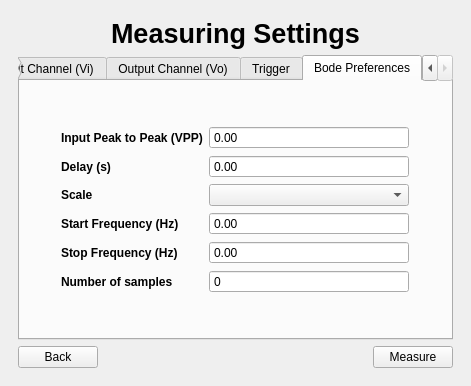
The window that app/designer/window.ui (Kammann123/lab-tool) describes before a commit, drawn with Qt 5.
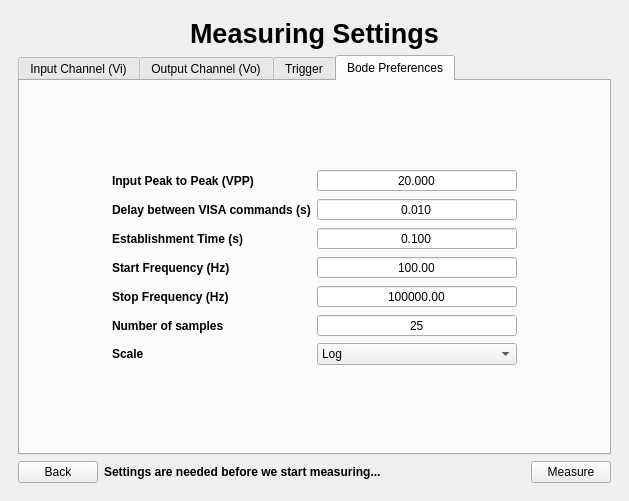
The same window after the commit. The open tabs and pages were chosen to show the change.

```diff
--- a/app/designer/window.ui
+++ b/app/designer/window.ui
@@ -6,8 +6,8 @@
    <rect>
     <x>0</x>
     <y>0</y>
-    <width>471</width>
-    <height>386</height>
+    <width>629</width>
+    <height>501</height>
    </rect>
   </property>
   <property name="windowTitle">
@@ -550,24 +550,11 @@
                   </font>
                  </property>
                  <property name="text">
-                  <string>Delay (s)</string>
+                  <string>Delay between VISA commands (s)</string>
                  </property>
                 </widget>
                </item>
-               <item row="2" column="0">
-                <widget class="QLabel" name="label_19">
-                 <property name="font">
-                  <font>
-                   <weight>75</weight>
-                   <bold>true</bold>
-                  </font>
-                 </property>
-                 <property name="text">
-                  <string>Scale</string>
-                 </property>
-                </widget>
-               </item>
-               <item row="3" column="0">
+               <item row="4" column="0">
                 <widget class="QLabel" name="label_20">
                  <property name="font">
                   <font>
@@ -580,7 +567,7 @@
                  </property>
                 </widget>
                </item>
-               <item row="4" column="0">
+               <item row="5" column="0">
                 <widget class="QLabel" name="label_21">
                  <property name="font">
                   <font>
@@ -593,7 +580,7 @@
                  </property>
                 </widget>
                </item>
-               <item row="5" column="0">
+               <item row="6" column="0">
                 <widget class="QLabel" name="label_22">
                  <property name="font">
                   <font>
@@ -614,9 +601,21 @@
                    <height>0</height>
                   </size>
                  </property>
+                 <property name="alignment">
+                  <set>Qt::AlignCenter</set>
+                 </property>
                  <property name="buttonSymbols">
                   <enum>QAbstractSpinBox::NoButtons</enum>
                  </property>
+                 <property name="decimals">
+                  <number>3</number>
+                 </property>
+                 <property name="maximum">
+                  <double>20.000000000000000</double>
+                 </property>
+                 <property name="value">
+                  <double>20.000000000000000</double>
+                 </property>
                 </widget>
                </item>
                <item row="1" column="1">
@@ -627,31 +626,20 @@
                    <height>0</height>
                   </size>
                  </property>
+                 <property name="alignment">
+                  <set>Qt::AlignCenter</set>
+                 </property>
                  <property name="buttonSymbols">
                   <enum>QAbstractSpinBox::NoButtons</enum>
                  </property>
-                </widget>
-               </item>
-               <item row="2" column="1">
-                <widget class="QComboBox" name="scale">
-                 <property name="minimumSize">
-                  <size>
-                   <width>200</width>
-                   <height>0</height>
-                  </size>
+                 <property name="decimals">
+                  <number>3</number>
                  </property>
-                </widget>
-               </item>
-               <item row="3" column="1">
-                <widget class="QDoubleSpinBox" name="startFrequency">
-                 <property name="minimumSize">
-                  <size>
-                   <width>200</width>
-                   <height>0</height>
-                  </size>
+                 <property name="maximum">
+                  <double>10.000000000000000</double>
                  </property>
-                 <property name="buttonSymbols">
-                  <enum>QAbstractSpinBox::NoButtons</enum>
+                 <property name="value">
+                  <double>0.010000000000000</double>
                  </property>
                 </widget>
                </item>
@@ -663,12 +651,55 @@
                    <height>0</height>
                   </size>
                  </property>
+                 <property name="alignment">
+                  <set>Qt::AlignCenter</set>
+                 </property>
                  <property name="buttonSymbols">
                   <enum>QAbstractSpinBox::NoButtons</enum>
                  </property>
+                 <property name="decimals">
+                  <number>2</number>
+                 </property>
+                 <property name="minimum">
+                  <double>1.000000000000000</double>
+                 </property>
+                 <property name="maximum">
+                  <double>1000000.000000000000000</double>
+                 </property>
+                 <property name="value">
+                  <double>100.000000000000000</double>
+                 </property>
                 </widget>
                </item>
                <item row="5" column="1">
+                <widget class="QDoubleSpinBox" name="stop_frequency">
+                 <property name="minimumSize">
+                  <size>
+                   <width>200</width>
+                   <height>0</height>
+                  </size>
+                 </property>
+                 <property name="alignment">
+                  <set>Qt::AlignCenter</set>
+                 </property>
+                 <property name="buttonSymbols">
+                  <enum>QAbstractSpinBox::NoButtons</enum>
+                 </property>
+                 <property name="decimals">
+                  <number>2</number>
+                 </property>
+                 <property name="minimum">
+                  <double>1.000000000000000</double>
+                 </property>
+                 <property name="maximum">
+                  <double>1000000.000000000000000</double>
+                 </property>
+                 <property name="value">
+                  <double>100000.000000000000000</double>
+                 </property>
+                </widget>
+               </item>
+               <item row="6" column="1">
                 <widget class="QSpinBox" name="samples">
                  <property name="minimumSize">
                   <size>
@@ -676,9 +707,92 @@
                    <height>0</height>
                   </size>
                  </property>
+                 <property name="alignment">
+                  <set>Qt::AlignCenter</set>
+                 </property>
                  <property name="buttonSymbols">
                   <enum>QAbstractSpinBox::NoButtons</enum>
                  </property>
+                 <property name="minimum">
+                  <number>1</number>
+                 </property>
+                 <property name="maximum">
+                  <number>1000</number>
+                 </property>
+                 <property name="value">
+                  <number>25</number>
+                 </property>
+                </widget>
+               </item>
+               <item row="2" column="0">
+                <widget class="QLabel" name="label_23">
+                 <property name="font">
+                  <font>
+                   <weight>75</weight>
+                   <bold>true</bold>
+                  </font>
+                 </property>
+                 <property name="text">
+                  <string>Establishment Time (s)</string>
+                 </property>
+                </widget>
+               </item>
+               <item row="2" column="1">
+                <widget class="QDoubleSpinBox" name="establishment_time">
+                 <property name="minimumSize">
+                  <size>
+                   <width>200</width>
+                   <height>0</height>
+                  </size>
+                 </property>
+                 <property name="alignment">
+                  <set>Qt::AlignCenter</set>
+                 </property>
+                 <property name="buttonSymbols">
+                  <enum>QAbstractSpinBox::NoButtons</enum>
+                 </property>
+                 <property name="decimals">
+                  <number>3</number>
+                 </property>
+                 <property name="maximum">
+                  <double>10.000000000000000</double>
+                 </property>
+                 <property name="value">
+                  <double>0.100000000000000</double>
+                 </property>
+                </widget>
+               </item>
+               <item row="7" column="0">
+                <widget class="QLabel" name="label_19">
+                 <property name="font">
+                  <font>
+                   <weight>75</weight>
+                   <bold>true</bold>
+                  </font>
+                 </property>
+                 <property name="text">
+                  <string>Scale</string>
+                 </property>
+                </widget>
+               </item>
+               <item row="7" column="1">
+                <widget class="QComboBox" name="scale">
+                 <property name="minimumSize">
+                  <size>
+                   <width>200</width>
+                   <height>0</height>
+                  </size>
+                 </property>
+                 <item>
+                  <property name="text">
+                   <string>Log</string>
+                  </property>
+                 </item>
+                 <item>
+                  <property name="text">
+                   <string>Linear</string>
+                  </property>
+                 </item>
                 </widget>
                </item>
               </layout>
@@ -689,9 +803,9 @@
          </widget>
         </item>
         <item>
-         <layout class="QHBoxLayout" name="horizontalLayout_3">
-          <item alignment="Qt::AlignLeft">
-           <widget class="QPushButton" name="backSettingButton">
+         <layout class="QGridLayout" name="gridLayout_2">
+          <item row="0" column="0">
+           <widget class="QPushButton" name="settings_back">
             <property name="sizePolicy">
              <sizepolicy hsizetype="Fixed" vsizetype="Fixed">
               <horstretch>0</horstretch>
@@ -703,8 +817,24 @@
             </property>
            </widget>
           </item>
-          <item>
-           <widget class="QPushButton" name="measureButton">
+          <item row="0" column="1">
+           <widget class="QLabel" name="setting_status">
+            <property name="font">
+             <font>
+              <weight>75</weight>
+              <bold>true</bold>
+             </font>
+            </property>
+            <property name="text">
+             <string>Settings are needed before we start measuring...</string>
+            </property>
+           </widget>
+          </item>
+          <item row="0" column="2">
+           <widget class="QPushButton" name="measure">
+            <property name="enabled">
+             <bool>true</bool>
+            </property>
             <property name="sizePolicy">
              <sizepolicy hsizetype="Fixed" vsizetype="Fixed">
               <horstretch>0</horstretch>
```
Left out of the diff: 421 changed lines with no effect on the pictures.
